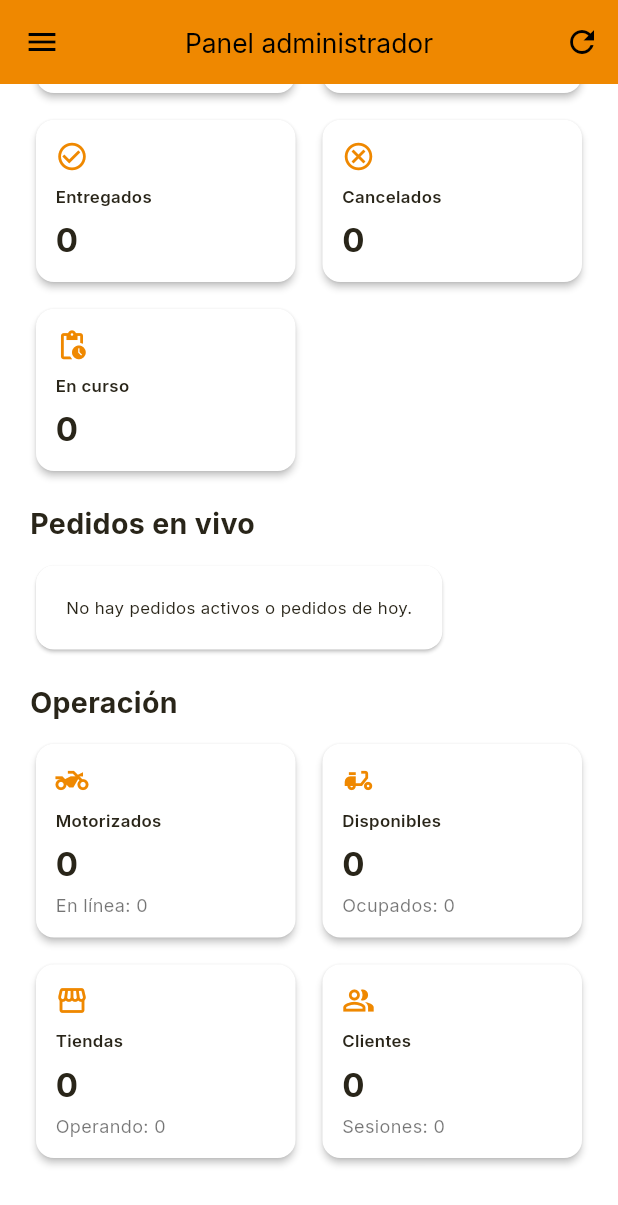
After one commit to GabrielGuerrero02/amaguexpress, a Flutter app: the AdminOrderMonitorScreen screen opened by its route, scrolled down 375 dp, after a tap on the "refresh" icon, on a phone screen of 412 x 824 dp. The commit adds this screen. Shown: the top 1205 px of the screen. Run offline on Flutter 3.47's test engine with Material 3 defaults, Android fonts, the phone set to English and light mode, and no system bars; our stand-ins replace badges, cached_network_image, firebase_core, firebase_messaging, firebase_storage, flutter_cache_manager and 14 more; missing offline and left inert: drop_down_list, slidable_button; accounts and stored records are empty; network calls fail.

Commit message:
feat: build admin mobile dashboard

```diff
--- a/lib/main.dart
+++ b/lib/main.dart
@@ -11,6 +11,7 @@ import 'package:amaguexpress/src/provider/db_provider.dart';
 import 'package:amaguexpress/src/provider/preferences_provider.dart';
 import 'package:amaguexpress/src/provider/push_provider.dart';
 import 'package:amaguexpress/src/screens/cart_summary/cart_summary_controller.dart';
+import 'package:amaguexpress/src/screens/admin/order_monitor/admin_order_monitor_screen.dart';
 import 'package:amaguexpress/src/screens/deliveryman/petitions/petitions_controller.dart';
 import 'package:amaguexpress/src/screens/deliveryman/petitions/petitions_screen.dart';
 import 'package:amaguexpress/src/screens/login/login_controller.dart';
@@ -72,7 +73,9 @@ class MyApp extends StatelessWidget {
         : address == null
             ? 'welcome'
             : 'tabs';
-    if (pref.user.roles.contains(TypesRol.deliveryman)) {
+    if (pref.user.roles.contains(TypesRol.admin)) {
+      initialRoute = 'admin';
+    } else if (pref.user.roles.contains(TypesRol.deliveryman)) {
       initialRoute = 'petitions';
     } else if (pref.user.roles.contains(TypesRol.manager)) {
       initialRoute = 'requests';
@@ -104,6 +107,7 @@ class MyApp extends StatelessWidget {
           'tabs': (BuildContext context) => const TabMainScreen(),
           'petitions': (BuildContext context) => const PetitionsScreen(),
           'requests': (BuildContext context) => const RequestsScreen(),
+          'admin': (BuildContext context) => const AdminOrderMonitorScreen(),
           '/chatbot': (context) => const ChatbotScreen(),
         },
         theme: lightThemeData(context),
--- /dev/null
+++ b/lib/src/screens/admin/order_monitor/admin_order_monitor_screen.dart
@@ -0,0 +1,528 @@
+import 'package:amaguexpress/constants/constants.dart';
+import 'package:amaguexpress/src/services/admin_order_monitor_service.dart';
+import 'package:amaguexpress/src/widgets/drawer_menu.dart';
+import 'package:flutter/material.dart';
+
+class AdminOrderMonitorScreen extends StatefulWidget {
+  const AdminOrderMonitorScreen({super.key});
+
+  @override
+  State<AdminOrderMonitorScreen> createState() =>
+      _AdminOrderMonitorScreenState();
+}
+
+class _AdminOrderMonitorScreenState extends State<AdminOrderMonitorScreen> {
+  final AdminOrderMonitorService service = AdminOrderMonitorService();
+
+  bool loading = false;
+  Map<String, dynamic>? todaySummary;
+  Map<String, dynamic>? deliverymenSummary;
+  Map<String, dynamic>? storesSummary;
+  Map<String, dynamic>? clientsSummary;
+  Map<String, dynamic>? liveOrders;
+
+  @override
+  void initState() {
+    super.initState();
+    loadDashboard();
+  }
+
+  Future<void> loadDashboard() async {
+    setState(() => loading = true);
+
+    final results = await Future.wait([
+      service.todaySummary(),
+      service.deliverymenSummary(),
+      service.storesSummary(),
+      service.clientsSummary(),
+      service.liveOrders(),
+    ]);
+
+    if (!mounted) return;
+
+    setState(() {
+      todaySummary = results[0];
+      deliverymenSummary = results[1];
+      storesSummary = results[2];
+      clientsSummary = results[3];
+      liveOrders = results[4];
+      loading = false;
+    });
+  }
+
+  List<dynamic> get orders {
+    final data = liveOrders?['orders'];
+
+    if (data is List) {
+      return data;
+    }
+
+    return [];
+  }
+
+  String money(dynamic value) {
+    final number = double.tryParse((value ?? 0).toString()) ?? 0;
+    return '\$${number.toStringAsFixed(2)}';
+  }
+
+  int intValue(Map<String, dynamic>? data, String key) {
+    return int.tryParse((data?[key] ?? 0).toString()) ?? 0;
+  }
+
+  String statusText(dynamic status) {
+    final value = int.tryParse((status ?? '').toString());
+
+    switch (value) {
+      case 0:
+        return 'Pendiente tienda';
+      case 1:
+        return 'Iniciado';
+      case 100:
+        return 'Asignado';
+      case 101:
+        return 'Retirado';
+      case 200:
+        return 'Entregado';
+      case 300:
+        return 'Calificado';
+      case 400:
+        return 'Cancelado';
+      default:
+        return 'Estado $status';
+    }
+  }
+
+  String paymentText(dynamic payment) {
+    final value = int.tryParse((payment ?? '').toString());
+
+    switch (value) {
+      case 5001:
+        return 'Efectivo';
+      case 6002:
+        return 'Transferencia / Tarjeta';
+      default:
+        return 'Pago $payment';
+    }
+  }
+
+  String formatTimeOnly(dynamic value) {
+    if (value == null) return '-';
+
+    final date = DateTime.tryParse(value.toString());
+
+    if (date == null) return '-';
+
+    final local = date.toLocal();
+    final hour = local.hour.toString().padLeft(2, '0');
+    final minute = local.minute.toString().padLeft(2, '0');
+
+    return '$hour:$minute';
+  }
+
+  String elapsedText(dynamic value) {
+    if (value == null) return '-';
+
+    final date = DateTime.tryParse(value.toString());
+
+    if (date == null) return '-';
+
+    final diff = DateTime.now().difference(date.toLocal());
+    final minutes = diff.inMinutes;
+
+    if (minutes < 1) return 'Ahora';
+    if (minutes < 60) return 'Hace $minutes min';
+
+    final hours = diff.inHours;
+    final restMinutes = minutes % 60;
+
+    if (hours < 24) {
+      return restMinutes > 0 ? 'Hace ${hours}h ${restMinutes}m' : 'Hace ${hours}h';
+    }
+
+    final days = diff.inDays;
+    return 'Hace $days día${days == 1 ? '' : 's'}';
+  }
+
+  String preparationText(Map<String, dynamic> order) {
+    final prep = int.tryParse((order['preparationTimeMinutes'] ?? 0).toString()) ?? 0;
+    final acceptedAt = order['storeAcceptedAt'];
+
+    if (prep <= 0) {
+      return 'Prep: -';
+    }
+
+    final status = statusText(order['status']).toLowerCase();
+
+    if (status.contains('entregado') || status.contains('calificado')) {
+      return 'Prep: $prep min · Finalizado';
+    }
+
+    if (status.contains('cancelado')) {
+      return 'Prep: $prep min · Cancelado';
+    }
+
+    if (acceptedAt == null) {
+      return 'Prep: $prep min · Pendiente';
+    }
+
+    final acceptedDate = DateTime.tryParse(acceptedAt.toString());
+
+    if (acceptedDate == null) {
+      return 'Prep: $prep min';
+    }
+
+    final readyAt = acceptedDate.toLocal().add(Duration(minutes: prep));
+    final diff = readyAt.difference(DateTime.now()).inMinutes;
+
+    if (diff > 0) {
+      return 'Prep: $prep min · Restan $diff min';
+    }
+
+    if (diff == 0) {
+      return 'Prep: $prep min · Listo ahora';
+    }
+
+    return 'Prep: $prep min · Retraso ${diff.abs()} min';
+  }
+
+  @override
+  Widget build(BuildContext context) {
+    return Scaffold(
+      drawer: DraweMenu(),
+      appBar: AppBar(
+        title: const Text('Panel administrador'),
+        backgroundColor: kPrimaryColor,
+        actions: [
+          IconButton(
+            icon: const Icon(Icons.refresh),
+            onPressed: loading ? null : loadDashboard,
+          ),
+        ],
+      ),
+      body: SafeArea(
+        child: RefreshIndicator(
+          onRefresh: loadDashboard,
+          child: SingleChildScrollView(
+            physics: const AlwaysScrollableScrollPhysics(),
+            padding: const EdgeInsets.all(kDefaultPadding),
+            child: Column(
+              crossAxisAlignment: CrossAxisAlignment.start,
+              children: [
+                if (loading) const LinearProgressIndicator(),
+                const SizedBox(height: 12),
+                const Text(
+                  'Panel administrador',
+                  style: TextStyle(fontSize: 24, fontWeight: FontWeight.bold),
+                ),
+                const SizedBox(height: 4),
+                const Text(
+                  'Resumen operativo de AmaguExpress.',
+                  style: TextStyle(color: Colors.black54),
+                ),
+                const SizedBox(height: 20),
+                _sectionTitle('Resumen del día'),
+                _summaryToday(),
+                const SizedBox(height: 18),
+                _sectionTitle('Pedidos en vivo'),
+                _liveOrders(),
+                const SizedBox(height: 18),
+                _sectionTitle('Operación'),
+                _operationSummary(),
+                const SizedBox(height: 28),
+              ],
+            ),
+          ),
+        ),
+      ),
+    );
+  }
+
+  Widget _sectionTitle(String title) {
+    return Padding(
+      padding: const EdgeInsets.only(bottom: 10),
+      child: Text(
+        title,
+        style: const TextStyle(fontSize: 19, fontWeight: FontWeight.bold),
+      ),
+    );
+  }
+
+  Widget _summaryToday() {
+    final sales = todaySummary?['salesTodayByPayment'] as Map<String, dynamic>?;
+
+    return Column(
+      children: [
+        Row(
+          children: [
+            Expanded(
+              child: _metricCard(
+                'Ventas hoy',
+                money(sales?['total'] ?? todaySummary?['salesToday']),
+                Icons.attach_money,
+              ),
+            ),
+            const SizedBox(width: 10),
+            Expanded(
+              child: _metricCard(
+                'Efectivo',
+                money(sales?['cash']),
+                Icons.payments_outlined,
+              ),
+            ),
+          ],
+        ),
+        const SizedBox(height: 10),
+        Row(
+          children: [
+            Expanded(
+              child: _metricCard(
+                'Transf. / Tarjeta',
+                money(sales?['transfer']),
+                Icons.credit_card,
+              ),
+            ),
+            const SizedBox(width: 10),
+            Expanded(
+              child: _metricCard(
+                'Pedidos hoy',
+                intValue(todaySummary, 'ordersToday').toString(),
+                Icons.receipt_long_outlined,
+              ),
+            ),
+          ],
+        ),
+        const SizedBox(height: 10),
+        Row(
+          children: [
+            Expanded(
+              child: _metricCard(
+                'Entregados',
+                intValue(todaySummary, 'delivered').toString(),
+                Icons.check_circle_outline,
+              ),
+            ),
+            const SizedBox(width: 10),
+            Expanded(
+              child: _metricCard(
+                'Cancelados',
+                intValue(todaySummary, 'cancelled').toString(),
+                Icons.cancel_outlined,
+              ),
+            ),
+          ],
+        ),
+        const SizedBox(height: 10),
+        Row(
+          children: [
+            Expanded(
+              child: _metricCard(
+                'En curso',
+                intValue(todaySummary, 'active').toString(),
+                Icons.pending_actions_outlined,
+              ),
+            ),
+            const SizedBox(width: 10),
+            const Expanded(child: SizedBox()),
+          ],
+        ),
+      ],
+    );
+  }
+
+  Widget _operationSummary() {
+    final deliverymenOnline = intValue(deliverymenSummary, 'online');
+    final deliverymenBusy = intValue(deliverymenSummary, 'busy');
+    final deliverymenAvailable =
+        deliverymenOnline - deliverymenBusy < 0 ? 0 : deliverymenOnline - deliverymenBusy;
+
+    return Column(
+      children: [
+        Row(
+          children: [
+            Expanded(
+              child: _metricCard(
+                'Motorizados',
+                intValue(deliverymenSummary, 'registered').toString(),
+                Icons.two_wheeler,
+                subtitle: 'En línea: ${intValue(deliverymenSummary, 'online')}',
+              ),
+            ),
+            const SizedBox(width: 10),
+            Expanded(
+              child: _metricCard(
+                'Disponibles',
+                deliverymenAvailable.toString(),
+                Icons.delivery_dining,
+                subtitle: 'Ocupados: ${intValue(deliverymenSummary, 'busy')}',
+              ),
+            ),
+          ],
+        ),
+        const SizedBox(height: 10),
+        Row(
+          children: [
+            Expanded(
+              child: _metricCard(
+                'Tiendas',
+                intValue(storesSummary, 'registered').toString(),
+                Icons.storefront_outlined,
+                subtitle: 'Operando: ${intValue(storesSummary, 'operating')}',
+              ),
+            ),
+            const SizedBox(width: 10),
+            Expanded(
+              child: _metricCard(
+                'Clientes',
+                intValue(clientsSummary, 'registeredClients').toString(),
+                Icons.people_alt_outlined,
+                subtitle: 'Sesiones: ${intValue(clientsSummary, 'sessions')}',
+              ),
+            ),
+          ],
+        ),
+      ],
+    );
+  }
+
+  Widget _metricCard(
+    String title,
+    String value,
+    IconData icon, {
+    String? subtitle,
+  }) {
+    return Card(
+      elevation: 2,
+      child: Padding(
+        padding: const EdgeInsets.all(13),
+        child: Column(
+          crossAxisAlignment: CrossAxisAlignment.start,
+          children: [
+            Icon(icon, color: kPrimaryColor, size: 22),
+            const SizedBox(height: 8),
+            Text(
+              title,
+              maxLines: 1,
+              overflow: TextOverflow.ellipsis,
+              style: const TextStyle(fontWeight: FontWeight.w600),
+            ),
+            const SizedBox(height: 5),
+            Text(
+              value,
+              style: const TextStyle(fontSize: 22, fontWeight: FontWeight.bold),
+            ),
+            if (subtitle != null) ...[
+              const SizedBox(height: 4),
+              Text(
+                subtitle,
+                style: const TextStyle(fontSize: 12, color: Colors.black54),
+              ),
+            ],
+          ],
+        ),
+      ),
+    );
+  }
+
+  Widget _liveOrders() {
+    if (orders.isEmpty) {
+      return const Card(
+        child: Padding(
+          padding: EdgeInsets.all(kDefaultPadding),
+          child: Text('No hay pedidos activos o pedidos de hoy.'),
+        ),
+      );
+    }
+
+    return Column(
+      children: orders
+          .map((order) => _orderCard(Map<String, dynamic>.from(order)))
+          .toList(),
+    );
+  }
+
+  Widget _orderCard(Map<String, dynamic> order) {
+    return Card(
+      elevation: 2,
+      margin: const EdgeInsets.only(bottom: 12),
+      child: Padding(
+        padding: const EdgeInsets.all(kDefaultPadding),
+        child: Column(
+          crossAxisAlignment: CrossAxisAlignment.start,
+          children: [
+            Row(
+              children: [
+                Expanded(
+                  child: Text(
+                    'Pedido #${order['orderId']}',
+                    style: const TextStyle(
+                      fontSize: 17,
+                      fontWeight: FontWeight.bold,
+                    ),
+                  ),
+                ),
+                _statusChip(statusText(order['status'])),
+              ],
+            ),
+            const SizedBox(height: 8),
+            Text(
+              '${elapsedText(order['createdAt'])} · ${preparationText(order)}',
+              style: const TextStyle(fontWeight: FontWeight.w600),
+            ),
+            Text(
+              'Acept.: ${order['storeAcceptedAt'] == null ? 'Pendiente' : formatTimeOnly(order['storeAcceptedAt'])}',
+              style: const TextStyle(color: Colors.black54),
+            ),
+            const Divider(height: 22),
+            _infoLine('Pago', paymentText(order['payment'])),
+            _infoLine('Cliente', '${order['clientName'] ?? '-'} · ${order['clientPhone'] ?? '-'}'),
+            _infoLine('Tienda', '${order['storeName'] ?? order['companyName'] ?? '-'}'),
+            _infoLine('Motorizado', '${order['deliverymanName'] ?? 'Sin motorizado'}'),
+            const SizedBox(height: 8),
+            Row(
+              children: [
+                Expanded(child: _infoLine('Total', money(order['total']))),
+                Expanded(child: _infoLine('Delivery', money(order['deliveryFee']))),
+              ],
+            ),
+          ],
+        ),
+      ),
+    );
+  }
+
+  Widget _statusChip(String text) {
+    return Container(
+      padding: const EdgeInsets.symmetric(horizontal: 10, vertical: 5),
+      decoration: BoxDecoration(
+        color: kPrimaryColor.withValues(alpha: 0.16),
+        borderRadius: BorderRadius.circular(20),
+      ),
+      child: Text(
+        text,
+        style: const TextStyle(
+          color: kPrimaryColor,
+          fontWeight: FontWeight.bold,
+          fontSize: 12,
+        ),
+      ),
+    );
+  }
+
+  Widget _infoLine(String label, String value) {
+    return Padding(
+      padding: const EdgeInsets.only(bottom: 5),
+      child: RichText(
+        text: TextSpan(
+          style: const TextStyle(color: Colors.black87, fontSize: 13),
+          children: [
+            TextSpan(
+              text: '$label: ',
+              style: const TextStyle(fontWeight: FontWeight.bold),
+            ),
+            TextSpan(text: value),
+          ],
+        ),
+      ),
+    );
+  }
+}
--- a/lib/src/screens/login/widget/google_button.dart
+++ b/lib/src/screens/login/widget/google_button.dart
@@ -1,4 +1,5 @@
 import 'package:flutter/material.dart';
+import 'package:amaguexpress/src/screens/admin/order_monitor/admin_order_monitor_screen.dart';
 import 'package:amaguexpress/constants/types_constant.dart';
 import 'package:amaguexpress/generated/l10n.dart';
 import 'package:amaguexpress/src/screens/deliveryman/petitions/petitions_screen.dart';
@@ -35,7 +36,10 @@ class GoogleButton extends StatelessWidget {
             accessController.inAsyncCall = false;
             if (userLogin != null) {
               MaterialPageRoute route;
-              if (userLogin.roles.contains(TypesRol.deliveryman)) {
+              if (userLogin.roles.contains(TypesRol.admin)) {
+                route = MaterialPageRoute(
+                    builder: (context) => const AdminOrderMonitorScreen());
+              } else if (userLogin.roles.contains(TypesRol.deliveryman)) {
                 route = MaterialPageRoute(
                     builder: (context) => const PetitionsScreen());
               } else if (userLogin.roles.contains(TypesRol.manager)) {
--- a/lib/src/screens/login/widget/signin_button.dart
+++ b/lib/src/screens/login/widget/signin_button.dart
@@ -1,4 +1,5 @@
 import 'package:flutter/material.dart';
+import 'package:amaguexpress/src/screens/admin/order_monitor/admin_order_monitor_screen.dart';
 import 'package:amaguexpress/constants/types_constant.dart';
 import 'package:amaguexpress/generated/l10n.dart';
 import 'package:amaguexpress/src/models/user_model.dart';
@@ -38,7 +39,10 @@ class SigninButton extends StatelessWidget {
           accessController.resetFailedSigninAttempts();
 
           MaterialPageRoute route;
-          if (userLogin.roles.contains(TypesRol.deliveryman)) {
+          if (userLogin.roles.contains(TypesRol.admin)) {
+            route = MaterialPageRoute(
+                builder: (context) => const AdminOrderMonitorScreen());
+          } else if (userLogin.roles.contains(TypesRol.deliveryman)) {
             route = MaterialPageRoute(
                 builder: (context) => const PetitionsScreen());
           } else if (userLogin.roles.contains(TypesRol.manager)) {
--- /dev/null
+++ b/lib/src/services/admin_order_monitor_service.dart
@@ -0,0 +1,58 @@
+import 'dart:convert';
+
+import 'package:amaguexpress/constants/constants.dart';
+import 'package:amaguexpress/src/provider/preferences_provider.dart';
+import 'package:flutter/foundation.dart';
+import 'package:http/http.dart' as http;
+
+class AdminOrderMonitorService {
+  final PreferencesProvider prefs = PreferencesProvider();
+
+  Future<Map<String, dynamic>?> _get(String path) async {
+    final client = http.Client();
+
+    try {
+      final response = await client.get(
+        Uri.parse('$kDomain$path'),
+        headers: {
+          'Authorization': 'Bearer ${prefs.token}',
+          'Content-Type': 'application/json; charset=UTF-8',
+        },
+      );
+
+      if (response.body.isEmpty) {
+        return null;
+      }
+
+      return json.decode(response.body);
+    } catch (error) {
+      if (kDebugMode) {
+        print('AdminOrderMonitorService $path: $error');
+      }
+    } finally {
+      client.close();
+    }
+
+    return null;
+  }
+
+  Future<Map<String, dynamic>?> todaySummary() {
+    return _get('admin/order-monitor/today-summary');
+  }
+
+  Future<Map<String, dynamic>?> deliverymenSummary() {
+    return _get('admin/order-monitor/deliverymen-summary');
+  }
+
+  Future<Map<String, dynamic>?> storesSummary() {
+    return _get('admin/order-monitor/stores-summary');
+  }
+
+  Future<Map<String, dynamic>?> clientsSummary() {
+    return _get('admin/order-monitor/clients-summary');
+  }
+
+  Future<Map<String, dynamic>?> liveOrders() {
+    return _get('admin/order-monitor/live');
+  }
+}
```
Also changed, not shown: lib/src/widgets/drawer_menu.dart (+38 -5 lines).
